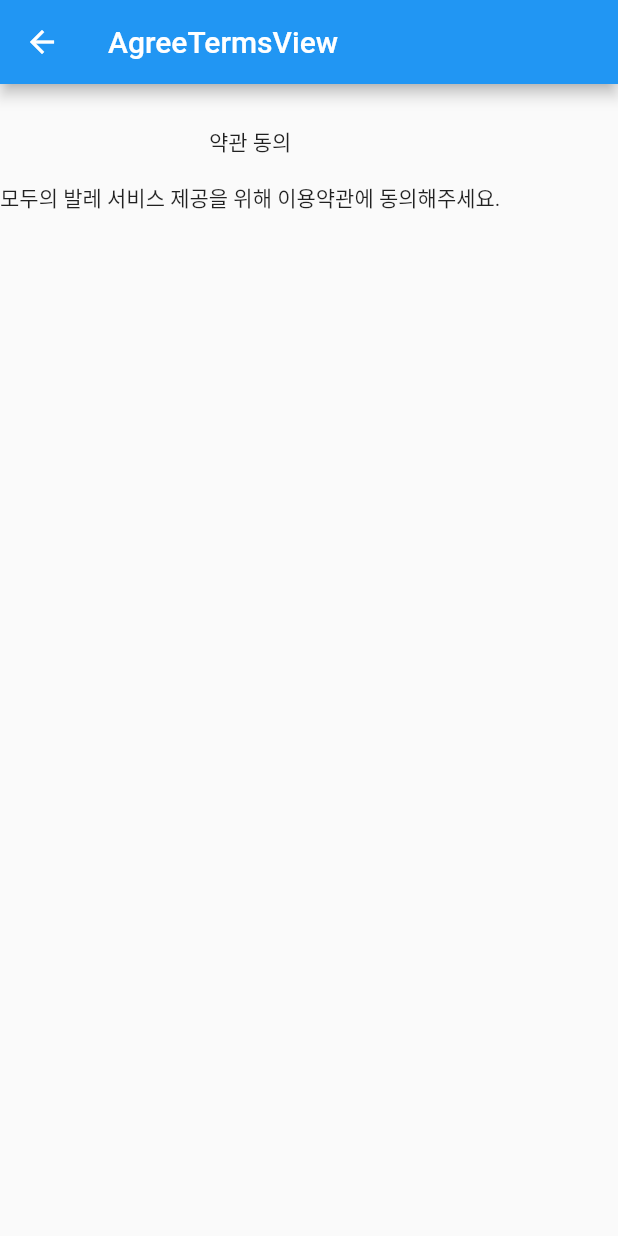
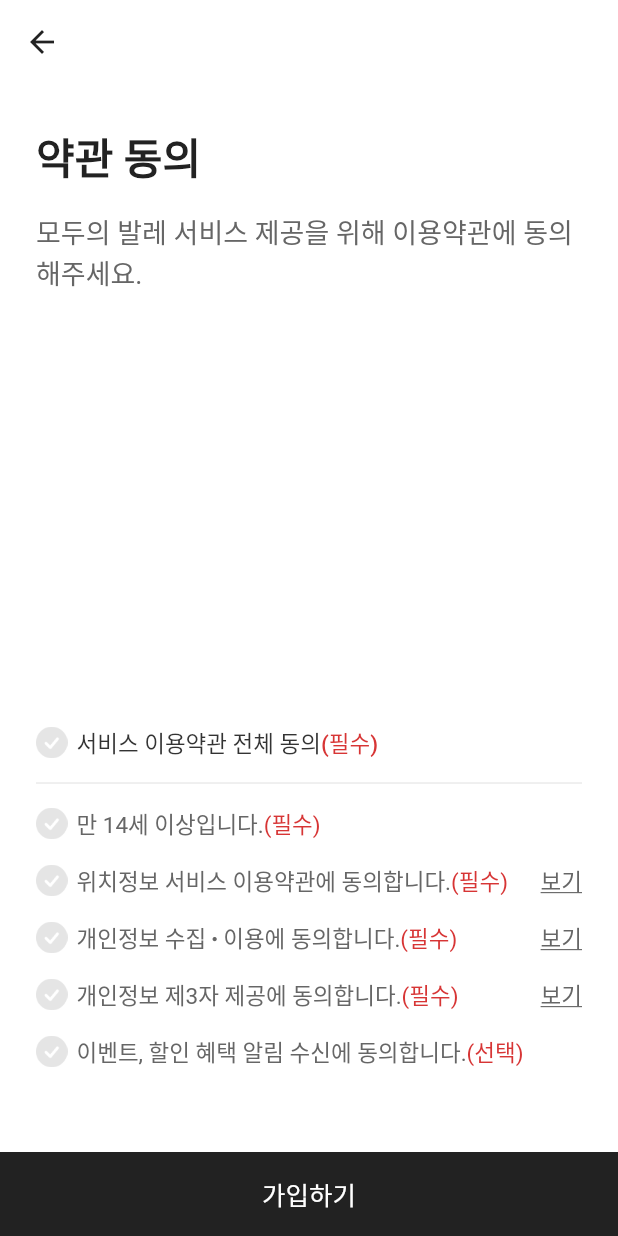
Before and after one commit to ballet-for-all/ballet_for_all_flutter, a Flutter app: the screen it shows after launch, after a tap on "카카오 계정으로 로그인", on a phone screen of 412 x 824 dp. Run offline on Flutter 3.47's test engine with Material 2 defaults, Android fonts, the phone set to English and light mode, and no system bars; our stand-ins replace auto_route, firebase_core, flutter_svg; accounts and stored records are empty; generated files the repository leaves out were written again.

Commit message:
(EDFJ-83) 약관 동의 화면 제작

```diff
--- a/lib/main.dart
+++ b/lib/main.dart
@@ -21,6 +21,12 @@ class MyApp extends StatelessWidget {
         title: 'Flutter Demo',
         theme: ThemeData(
           primarySwatch: Colors.blue,
+          appBarTheme: const AppBarTheme(
+            backgroundColor: Colors.white,
+            foregroundColor: Color(0xFF222222),
+            elevation: 0,
+          ),
+          scaffoldBackgroundColor: const Color(0xFFFFFFFF),
         ),
         routerConfig: _router.config(),
       );
--- a/lib/page/agree_terms/view/agree_terms_view.dart
+++ b/lib/page/agree_terms/view/agree_terms_view.dart
@@ -1,29 +1,140 @@
 import 'package:flutter/material.dart';
+
+import 'term_item.dart';
 
 class AgreeTermsView extends StatelessWidget {
   const AgreeTermsView({Key? key}) : super(key: key);
 
   @override
-  Widget build(BuildContext context) => Scaffold(
+  Widget build(BuildContext context) {
+    final safePaddingBottom = MediaQuery.of(context).padding.bottom;
+    return Scaffold(
       appBar: AppBar(
-          title: const Text('AgreeTermsView'),
         leading: IconButton(
           icon: const Icon(Icons.arrow_back),
           onPressed: () => Navigator.of(context).pop(),
         ),
       ),
       body: Column(
+        children: [
+          Expanded(
+            child: Padding(
+              padding: const EdgeInsets.symmetric(horizontal: 24),
+              child: Column(
                 mainAxisAlignment: MainAxisAlignment.spaceBetween,
+                crossAxisAlignment: CrossAxisAlignment.start,
                 children: <Widget>[
                   Column(
+                    crossAxisAlignment: CrossAxisAlignment.start,
                     children: const [
                       SizedBox(height: 28),
-                Text('약관 동의'),
+                      Text(
+                        '약관 동의',
+                        style: TextStyle(
+                          fontSize: 28,
+                          fontWeight: FontWeight.bold,
+                          color: Color(0xFF222222),
+                        ),
+                      ),
                       SizedBox(height: 16),
-                Text('모두의 발레 서비스 제공을 위해 이용약관에 동의해주세요.'),
+                      Text(
+                        '모두의 발레 서비스 제공을 위해 이용약관에 동의해주세요.',
+                        style: TextStyle(
+                          fontSize: 18,
+                          color: Color(0xFF666666),
+                        ),
+                      ),
                     ],
+                  ),
+                  Column(
+                    children: [
+                      TermItem(
+                        text: '서비스 이용약관 전체 동의',
+                        textStyle: (_termTextStyle as TextStyle).copyWith(
+                          color: const Color(0xFF333333),
+                          fontWeight: FontWeight.w500,
+                        ),
+                        onClick: () {},
+                        checked: false,
+                        option: '필수',
+                      ),
+                      const Divider(),
+                      TermItem(
+                        text: '만 14세 이상입니다.',
+                        textStyle: _termTextStyle,
+                        onClick: () {},
+                        checked: false,
+                        option: '필수',
+                      ),
+                      TermItem(
+                        text: '위치정보 서비스 이용약관에 동의합니다.',
+                        textStyle: _termTextStyle,
+                        onClick: () {},
+                        checked: false,
+                        option: '필수',
+                        infoUrl: 'url',
+                      ),
+                      TermItem(
+                        text: '개인정보 수집 ∙ 이용에 동의합니다.',
+                        textStyle: _termTextStyle,
+                        onClick: () {},
+                        checked: false,
+                        option: '필수',
+                        infoUrl: 'url',
+                      ),
+                      TermItem(
+                        text: '개인정보 제3자 제공에 동의합니다.',
+                        textStyle: _termTextStyle,
+                        onClick: () {},
+                        checked: false,
+                        option: '필수',
+                        infoUrl: 'url',
+                      ),
+                      TermItem(
+                        text: '이벤트, 할인 혜택 알림 수신에 동의합니다.',
+                        textStyle: _termTextStyle,
+                        onClick: () {},
+                        checked: false,
+                        option: '선택',
+                      ),
+                    ],
+                  ),
+                ],
+              ),
+            ),
+          ),
+          const SizedBox(height: 48),
+          SizedBox(
+            width: double.infinity,
+            height: 56 + safePaddingBottom,
+            child: ElevatedButton(
+              style: ElevatedButton.styleFrom(
+                backgroundColor: const Color(0xFF222222),
+                shape: const RoundedRectangleBorder(
+                  side: BorderSide.none,
+                  borderRadius: BorderRadius.zero,
+                ),
+                elevation: 0,
+                padding: EdgeInsets.only(bottom: safePaddingBottom),
+              ),
+              onPressed: () {},
+              child: const Text(
+                '가입하기',
+                style: TextStyle(
+                  color: Colors.white,
+                  fontSize: 17,
+                  fontWeight: FontWeight.w500,
+                ),
+              ),
+            ),
           ),
         ],
       ),
     );
   }
+
+  TextStyle get _termTextStyle => const TextStyle(
+        color: Color(0xFF666666),
+        fontSize: 15,
+      );
+}
--- /dev/null
+++ b/lib/page/agree_terms/view/term_item.dart
@@ -0,0 +1,67 @@
+import 'package:flutter/material.dart';
+
+class TermItem extends StatelessWidget {
+  const TermItem({
+    required this.text,
+    required this.textStyle,
+    required this.onClick,
+    required this.checked,
+    this.option,
+    this.infoUrl,
+    Key? key,
+  }) : super(key: key);
+
+  final String text;
+  final TextStyle textStyle;
+  final VoidCallback onClick;
+  final bool checked;
+  final String? option;
+  final String? infoUrl;
+
+  @override
+  Widget build(BuildContext context) {
+    final String iconPath;
+    if (checked) {
+      iconPath = 'assets/icons/checkbox-on.png';
+    } else {
+      iconPath = 'assets/icons/checkbox-off.png';
+    }
+    return Padding(
+      padding: const EdgeInsets.symmetric(vertical: 8),
+      child: Row(
+        mainAxisAlignment: MainAxisAlignment.spaceBetween,
+        crossAxisAlignment: CrossAxisAlignment.center,
+        children: [
+          Row(
+            mainAxisAlignment: MainAxisAlignment.start,
+            crossAxisAlignment: CrossAxisAlignment.center,
+            children: [
+              SizedBox(
+                width: 21,
+                height: 21,
+                child: Image.asset(iconPath),
+              ),
+              const SizedBox(width: 6),
+              Text(text, style: textStyle),
+              if (option != null)
+                Text(
+                  '($option)',
+                  style: textStyle.copyWith(color: const Color(0xFFD73535)),
+                ),
+            ],
+          ),
+          if (infoUrl != null)
+            InkWell(
+              onTap: () {
+                // TODO(kimhokyung): Implement this.
+              },
+              child: Text('보기',
+                  style: textStyle.copyWith(
+                    decoration: TextDecoration.underline,
+                  )),
+            ),
+        ],
+      ),
+    );
+  }
+}
--- a/lib/page/sign_up/view/sign_up_view.dart
+++ b/lib/page/sign_up/view/sign_up_view.dart
@@ -13,7 +13,8 @@ class SignUpView extends StatelessWidget {
 
   @override
   Widget build(BuildContext context) => Scaffold(
-        body: SafeArea(
+        body: Padding(
+          padding: EdgeInsets.only(top: MediaQuery.of(context).padding.top),
           child: Container(
             width: double.infinity,
             padding: const EdgeInsets.symmetric(horizontal: 24),
```
Also changed, not shown: assets/icons/checkbox-off.png (added), assets/icons/checkbox-on.png (added). Lines whose indentation alone changed are shown as unchanged.
